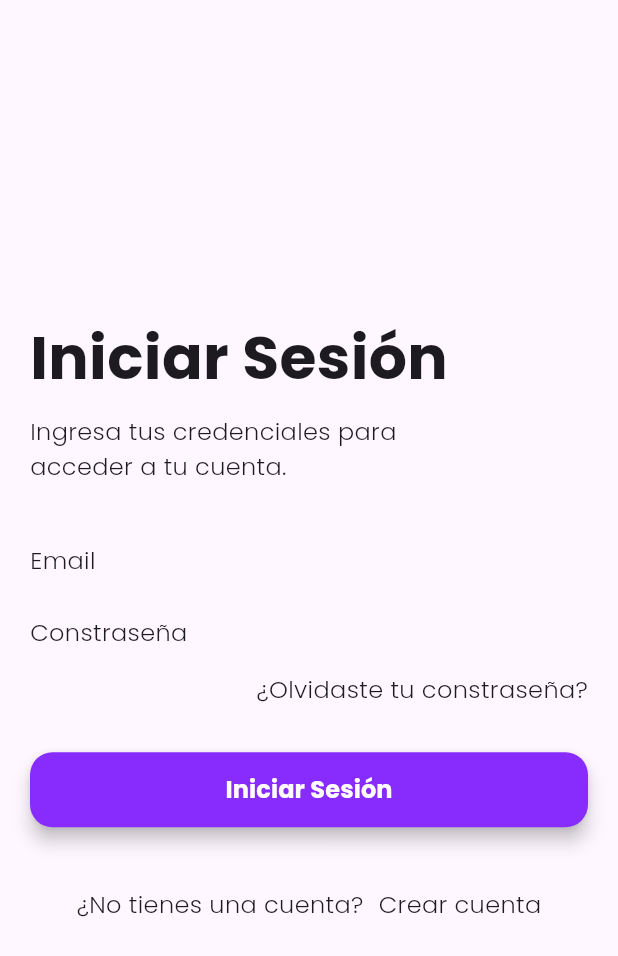
After one commit to CruzAlvaro97/Pet_Care, a Flutter app: the LoginPage screen opened by its route, on a phone screen of 412 x 824 dp. The commit adds this screen. Shown: the top 956 px of the screen. Run offline on Flutter 3.47's test engine with Material 2 defaults, Android fonts, the phone set to English and light mode, and no system bars; our stand-ins replace google_fonts.

Commit message:
2022/12/02 - 02:25
- Login Page avance 1
- Register Page avance 1

```diff
--- a/lib/routes/routes.dart
+++ b/lib/routes/routes.dart
@@ -9,14 +9,20 @@ class MyRoutes {
 
   static Route<dynamic> generateRoute(RouteSettings settings) {
     switch (settings.name) {
+      // Welcome route
       case ('/welcome'):
         return CupertinoPageRoute(builder: (_) => const WelcomePage());
+      //
 
-      // case ('/login'):
-      //   return CupertinoPageRoute(builder: (_) => const LoginPage());
+      // Login route
+      case ('/login'):
+        return CupertinoPageRoute(builder: (_) => const LoginPage());
+      //
 
-      // case ('/register'):
-      //   return CupertinoPageRoute(builder: (_) => const RegisterPage());
+      // Register route
+      case ('/register'):
+        return CupertinoPageRoute(builder: (_) => const RegisterPage());
+      //
 
       //
       // Agregar aquí los screens
--- a/lib/src/views/pages/index_pages.dart
+++ b/lib/src/views/pages/index_pages.dart
@@ -5,7 +5,9 @@ export 'package:pet_society/src/views/pages/welcome_page/welcome_page.dart';
 //
 
 // Login Page
+export 'package:pet_society/src/views/pages/login_page/login_page.dart';
 //
 
 // Register Page
+export 'package:pet_society/src/views/pages/register_page/register_name.dart';
 //
--- /dev/null
+++ b/lib/src/views/pages/login_page/login_page.dart
@@ -0,0 +1,132 @@
+import 'package:flutter/material.dart';
+import 'package:pet_society/src/utils/index_utils.dart';
+import 'package:pet_society/src/views/widget/index_widgets.dart';
+
+class LoginPage extends StatelessWidget {
+  const LoginPage({super.key});
+
+  @override
+  Widget build(BuildContext context) {
+    return Scaffold(
+      body: Column(
+        mainAxisAlignment: MainAxisAlignment.center,
+        children: <Widget>[
+          SingleChildScrollView(
+            padding: const EdgeInsets.symmetric(horizontal: 20),
+            child: Column(
+              children: <Widget>[
+                // Login Header
+                Row(
+                  mainAxisAlignment: MainAxisAlignment.start,
+                  children: <Widget>[
+                    Text(
+                      'Iniciar Sesión',
+                      style: CustomTextStyle.headerStyle,
+                    ),
+                  ],
+                ),
+                //
+
+                const SizedBox(height: 10),
+
+                // Login Description
+                Row(
+                  mainAxisAlignment: MainAxisAlignment.start,
+                  children: <Widget>[
+                    Text(
+                      "Ingresa tus credenciales para \nacceder a tu cuenta.",
+                      style: CustomTextStyle.paragraphStyle,
+                    ),
+                  ],
+                ),
+                //
+
+                const SizedBox(height: 40),
+
+                // Email header form
+                Row(
+                  mainAxisAlignment: MainAxisAlignment.start,
+                  children: <Widget>[
+                    Text(
+                      "Email",
+                      style: CustomTextStyle.paragraphStyle,
+                    ),
+                  ],
+                ),
+                //
+
+                const SizedBox(height: 5),
+
+                // Login email form
+                //
+
+                const SizedBox(height: 20),
+
+                // Password header form
+                Row(
+                  mainAxisAlignment: MainAxisAlignment.start,
+                  children: <Widget>[
+                    Text(
+                      "Constraseña",
+                      style: CustomTextStyle.paragraphStyle,
+                    ),
+                  ],
+                ),
+                //
+
+                const SizedBox(height: 5),
+
+                // Login password form
+                //
+
+                const SizedBox(height: 10),
+
+                // Forgot password?
+                Row(
+                  mainAxisAlignment: MainAxisAlignment.end,
+                  children: <Widget>[
+                    Text(
+                      "¿Olvidaste tu constraseña?",
+                      style: CustomTextStyle.paragraphStyle,
+                    ),
+                  ],
+                ),
+                //
+
+                const SizedBox(height: 30),
+
+                // Login Button
+                CustomButtonWidget(
+                  text: 'Iniciar Sesión',
+                  textStyle: CustomTextStyle.buttonStyleWhite,
+                  colorButton: CustomColor.primary,
+                  onPressed: () {},
+                ),
+                //
+
+                const SizedBox(height: 40),
+
+                // Register Option
+                Row(
+                  mainAxisAlignment: MainAxisAlignment.center,
+                  children: <Widget>[
+                    Text(
+                      "¿No tienes una cuenta?",
+                      style: CustomTextStyle.paragraphStyle,
+                    ),
+                    const SizedBox(width: 10),
+                    Text(
+                      "Crear cuenta",
+                      style: CustomTextStyle.paragraphStyle,
+                    ),
+                  ],
+                ),
+                //
+              ],
+            ),
+          ),
+        ],
+      ),
+    );
+  }
+}
```
Also changed, not shown: lib/src/views/pages/register_page/register_name.dart (added, +137 -0 lines), lib/src/views/pages/welcome_page/welcome_page.dart (+12 -6 lines), lib/src/views/widget/form_decoration_widget.dart (added, +38 -0 lines), lib/src/views/widget/index_widgets.dart (+4 -4 lines), lib/src/views/widget/custom_button_widget.dart (renamed from lib/src/views/widget/customButtonPurple_widget.dart).
